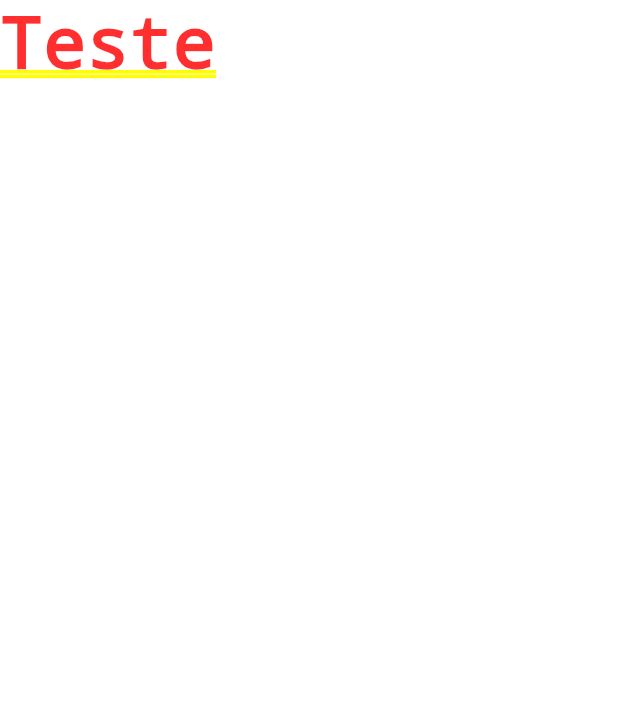
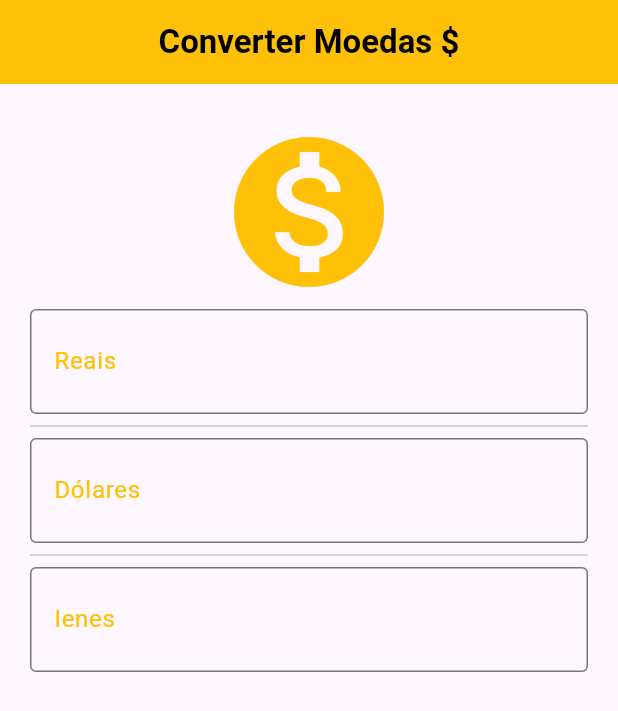
Before and after one commit to kengiiGMs/Conversor-Moedas-Flutter, a Flutter app: the screen it shows after launch, on a phone screen of 412 x 824 dp. Shown: the top 711 px of the screen. Run offline on Flutter 3.47's test engine with Material 3 defaults, Android fonts, the phone set to English and light mode, and no system bars.

Commit message:
feat - Creating the project layout

```diff
--- /dev/null
+++ b/lib/components/textField_custom.dart
@@ -0,0 +1,15 @@
+import 'package:flutter/material.dart';
+
+Widget TextfieldCustom(String label, String prefix) {
+  return TextField(
+    decoration: InputDecoration(
+      labelText: label,
+      labelStyle: TextStyle(color: Colors.amber),
+      border: OutlineInputBorder(),
+      prefixText: prefix,
+      prefixStyle: TextStyle(color: Colors.amber)
+    ),
+    style: TextStyle(color: Colors.amber, fontSize: 25),
+    keyboardType: TextInputType.number,
+  );
+}
--- a/lib/main.dart
+++ b/lib/main.dart
@@ -4,6 +4,7 @@ import 'package:conversor_moedas/ui/home_page.dart';
 void main (){
   runApp(
     MaterialApp(
+      debugShowCheckedModeBanner: false,
       home: HomePage(),
     )
   );
--- a/lib/ui/home_page.dart
+++ b/lib/ui/home_page.dart
@@ -1,12 +1,41 @@
+import 'package:conversor_moedas/components/textField_custom.dart';
 import 'package:flutter/material.dart';
 
-class HomePage extends StatelessWidget {
+class HomePage extends StatefulWidget {
   const HomePage({super.key});
 
   @override
+  State<HomePage> createState() => _HomePageState();
+}
+
+class _HomePageState extends State<HomePage> {
+  @override
   Widget build(BuildContext context) {
-    return Container(
-      child: Text("Teste"),
+    return Scaffold(
+      appBar: AppBar(
+        title: Text("Converter Moedas \$", style: TextStyle(color: Colors.black, fontWeight: FontWeight.bold),),
+        backgroundColor: Colors.amber,
+        centerTitle: true,
+      ),
+      body: SingleChildScrollView(
+        padding: EdgeInsets.all(20.0),
+        child: Column(
+          crossAxisAlignment: CrossAxisAlignment.stretch,
+          children: [
+            Padding(
+              padding: EdgeInsets.all(5),
+              child: Icon(
+                Icons.monetization_on, size: 120.0, color: Colors.amber,
+              ),
+            ),
+            TextfieldCustom("Reais", "BR\$"),
+            Divider(),
+            TextfieldCustom("Dólares", "US\$"),
+            Divider(),
+            TextfieldCustom("Ienes", "JP\$"),
+          ],
+        ),
+      ),
     );
   }
 }
```
